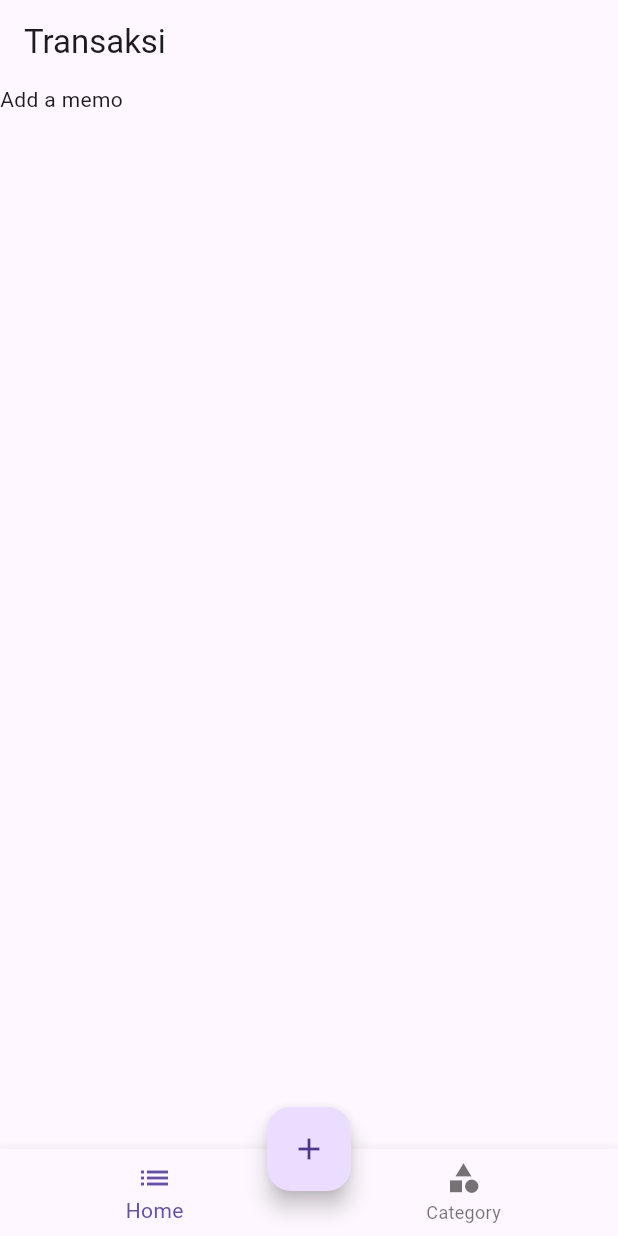
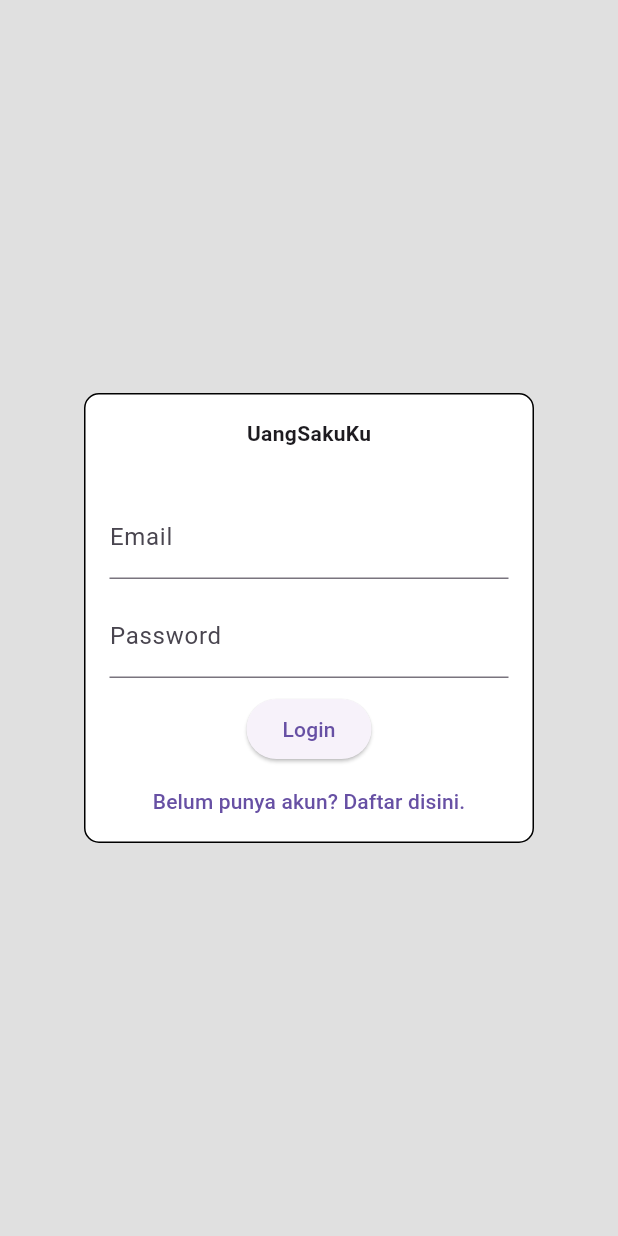
Before and after one commit to ibnucorp/uangsakuku, a Flutter app: the screen it shows after launch, on a phone screen of 412 x 824 dp. Run offline on Flutter 3.47's test engine with Material 3 defaults, Android fonts, the phone set to English and light mode, and no system bars; our stand-ins replace cloud_firestore, firebase_auth, firebase_core; accounts and stored records are empty.

Commit message:
adding firebase auth

```diff
--- a/lib/main.dart
+++ b/lib/main.dart
@@ -1,10 +1,15 @@
 import 'package:firebase_core/firebase_core.dart';
 import 'package:flutter/material.dart';
+import 'package:intl/date_symbol_data_local.dart';
+import 'package:intl/intl.dart';
 import 'package:uangsakuku/firebase_options.dart';
 import 'package:uangsakuku/presentation/main_screen.dart';
+import 'package:uangsakuku/widget_tree.dart';
 
 void main() async {
+  Intl.defaultLocale = 'id_ID';
   await Firebase.initializeApp(options: DefaultFirebaseOptions.currentPlatform);
+  await initializeDateFormatting('id_ID', null);
   runApp(const MainApp());
 }
 
@@ -15,7 +20,7 @@ class MainApp extends StatelessWidget {
   Widget build(BuildContext context) {
     return const MaterialApp(
       debugShowCheckedModeBanner: false,
-      home: MainScreen(),
+      home: WidgetTree(),
     );
   }
 }
--- /dev/null
+++ b/lib/presentation/screens/auth/login_screen.dart
@@ -0,0 +1,127 @@
+import 'package:firebase_auth/firebase_auth.dart';
+import 'package:uangsakuku/services/auth_service.dart';
+import 'package:flutter/material.dart';
+
+class AuthPage extends StatefulWidget {
+  const AuthPage({super.key});
+
+  @override
+  State<AuthPage> createState() => _MyWidgetState();
+}
+
+class _MyWidgetState extends State<AuthPage> {
+  String? errorMessage = '';
+  bool isLoginPage = true;
+
+  final TextEditingController _emailController = TextEditingController();
+  final TextEditingController _passwordController = TextEditingController();
+
+  Future<void> signInWithEmailAndPassword() async {
+    // Memanggil fungsi login di class Auth
+    try {
+      await Auth().signInWithEmailAndPassword(
+          email: _emailController.text, password: _passwordController.text);
+    } on FirebaseAuthException catch (e) {
+      setState(() {
+        errorMessage = e.message;
+      });
+    }
+  }
+
+  Future<void> createUserWithEmailAndPassword() async {
+    // Memanggil fungsi register dari class Auth
+    try {
+      await Auth().createUserWithEmailAndPassword(
+          email: _emailController.text, password: _passwordController.text);
+    } on FirebaseAuthException catch (e) {
+      setState(() {
+        errorMessage = e.message;
+      });
+    }
+  }
+
+  Widget _title() {
+    return const Text(
+      "UangSakuKu",
+      style: TextStyle(fontWeight: FontWeight.bold),
+    );
+  }
+
+  Widget _entryField(String title, TextEditingController controller) {
+    return TextField(
+      decoration: InputDecoration(labelText: title),
+      controller: controller,
+      obscureText: title == 'Password' ? true : false,
+    );
+  }
+
+  Widget _errorMessage() {
+    // fungsi untuk cek isi errorMessage
+    return Text(errorMessage == '' ? '' : 'Error: $errorMessage');
+  }
+
+  Widget _submitButton() {
+    // menjalankan fungsi dengan cek kondisi isLoginPage
+    return ElevatedButton(
+        onPressed: isLoginPage
+            ? signInWithEmailAndPassword
+            : createUserWithEmailAndPassword,
+        child: Text(isLoginPage ? 'Login' : 'Register'));
+  }
+
+  // Tombol untuk mengubah kondisi isLoginPage
+  Widget _loginOrRegisterButton() {
+    return TextButton(
+      onPressed: () {
+        setState(() {
+          isLoginPage = !isLoginPage;
+        });
+      },
+      child: Text(isLoginPage
+          ? "Belum punya akun? Daftar disini."
+          : "Sudah punya akun? Login disini"),
+    );
+  }
+
+  @override
+  Widget build(BuildContext context) {
+    return Scaffold(
+      backgroundColor: Colors.grey[300],
+      body: Center(
+        child: Container(
+          decoration: BoxDecoration(
+              color: Colors.white,
+              border: Border.all(color: Colors.black),
+              borderRadius: BorderRadius.all(Radius.circular(10))),
+          padding: EdgeInsets.all(16.0),
+          height: 300,
+          width: 300,
+          child: Column(
+            crossAxisAlignment: CrossAxisAlignment.center,
+            mainAxisAlignment: MainAxisAlignment.center,
+            children: [
+              Row(
+                mainAxisAlignment: MainAxisAlignment.center,
+                children: [_title()],
+              ),
+              _errorMessage(),
+              SizedBox(
+                height: 10.0,
+              ),
+              _entryField('Email', _emailController),
+              SizedBox(
+                height: 10.0,
+              ),
+              _entryField('Password', _passwordController),
+              SizedBox(
+                height: 10.0,
+              ),
+              _submitButton(),
+              _loginOrRegisterButton()
+            ],
+          ),
+        ),
+      ),
+    );
+  }
+}
--- a/lib/presentation/screens/category_list_screen.dart
+++ b/lib/presentation/screens/category_list_screen.dart
@@ -30,7 +30,7 @@ class CategoryListScreen extends StatelessWidget {
                 return Padding(
                   padding: EdgeInsets.symmetric(vertical: 10, horizontal: 10),
                   child: ListTile(
-                    tileColor: Theme.of(context).colorScheme.primaryContainer,
+                    tileColor: Colors.white,
                     title: Text(category.name),
                     subtitle:
                         Text(category.isIncome ? "Pemasukan" : "Pengeluaran"),
--- /dev/null
+++ b/lib/services/auth_service.dart
@@ -0,0 +1,31 @@
+import 'package:firebase_auth/firebase_auth.dart';
+
+class Auth {
+  // inisialisasi firebase auth server
+  final FirebaseAuth _firebaseAuth = FirebaseAuth.instance;
+
+  // getter user
+  User? get currentUser => _firebaseAuth.currentUser;
+
+  // mendeteksi perubahan pada user
+  Stream<User?> get authStatechanges => _firebaseAuth.authStateChanges();
+
+  // Fungsi untuk login dengan fungsi bawaan firebase auth
+  Future<UserCredential> signInWithEmailAndPassword(
+      {required String email, required String password}) {
+    return _firebaseAuth.signInWithEmailAndPassword(
+        email: email, password: password);
+  }
+
+  // Fungsi untuk register
+  Future<UserCredential> createUserWithEmailAndPassword(
+      {required String email, required String password}) {
+    return _firebaseAuth.createUserWithEmailAndPassword(
+        email: email, password: password);
+  }
+
+  // Fungsi untuk logout
+  Future<void> signOut() {
+    return _firebaseAuth.signOut();
+  }
+}
--- /dev/null
+++ b/lib/widget_tree.dart
@@ -0,0 +1,27 @@
+import 'package:flutter/material.dart';
+import 'package:uangsakuku/presentation/main_screen.dart';
+import 'package:uangsakuku/presentation/screens/auth/login_screen.dart';
+import 'package:uangsakuku/services/auth_service.dart';
+
+class WidgetTree extends StatefulWidget {
+  const WidgetTree({super.key});
+
+  @override
+  State<WidgetTree> createState() => _WidgetTreeState();
+}
+
+class _WidgetTreeState extends State<WidgetTree> {
+  @override
+  Widget build(BuildContext context) {
+    // Untuk Mengakses perubahan user bila sudah login maka ke mainscreen
+    return StreamBuilder(
+      stream: Auth().authStatechanges,
+      builder: (context, snapshot) {
+        if (snapshot.hasData) {
+          return const MainScreen();
+        }
+        return const AuthPage();
+      },
+    );
+  }
+}
--- a/pubspec.yaml
+++ b/pubspec.yaml
@@ -12,6 +12,7 @@ dependencies:
   firebase_core: ^3.14.0
   cloud_firestore: ^5.6.9
   intl: ^0.20.2
+  firebase_auth: ^5.6.0
 
 dev_dependencies:
   flutter_test:
```
Also changed, not shown: lib/presentation/main_screen.dart (+45 -4 lines), lib/presentation/screens/home_screen.dart (+128 -12 lines), lib/presentation/screens/memo/update_memo.dart (deleted, +0 -16 lines), lib/presentation/screens/category/add_category.dart (deleted), lib/presentation/screens/category/update_category.dart (deleted), lib/presentation/screens/memo/add_memo.dart (deleted), pubspec.lock, 3 other files.
